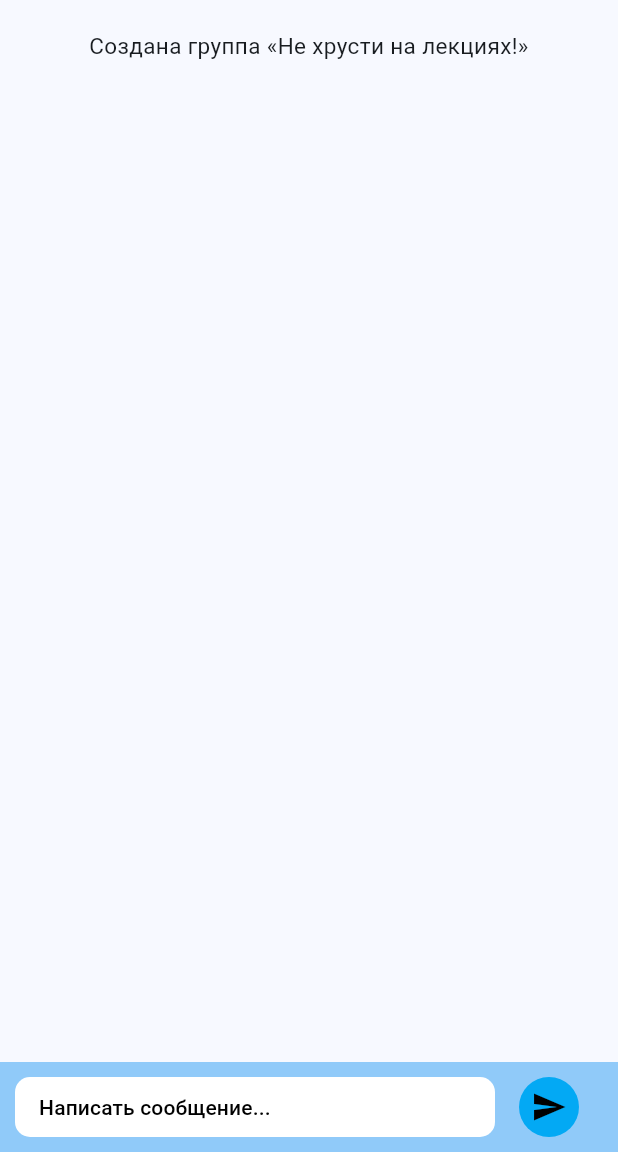
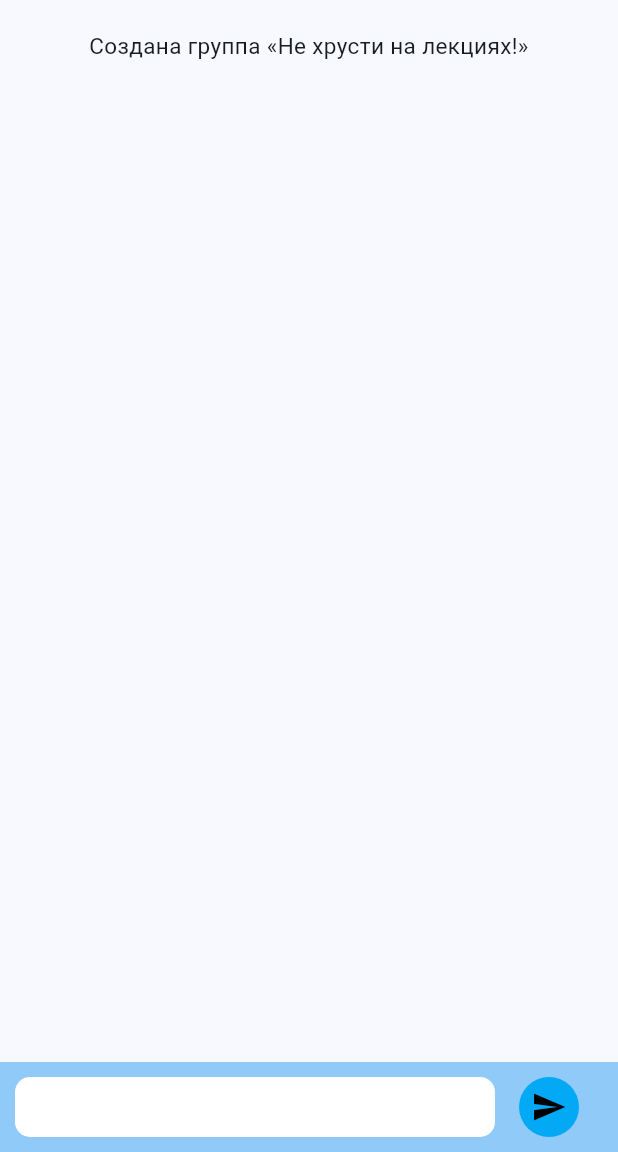
Before and after one commit to DarinaSparrow/Detectives, a Flutter app: the chatsPage screen opened directly, after a tap on "Не хрусти на лекциях!", on a phone screen of 412 x 824 dp, the part 84-1236 px from its top. Run offline on Flutter 3.47's test engine with Material 3 defaults, Android fonts, the phone set to English and light mode, and no system bars; our stand-ins replace audioplayers, flutter_local_notifications, permission_handler, vibration.

Commit message:
Change output of chats

```diff
--- a/lib/chat/chatManager.dart
+++ b/lib/chat/chatManager.dart
@@ -241,7 +241,11 @@ class conversationManager
   static void updateChats(int id, String lastMessage, String time) {
     int index = conversations.indexWhere((conversation) => conversation.id == id);
 
-    conversations[index].lastMessage = lastMessage;
+    if (lastMessage.length > 32) {
+      conversations[index].lastMessage = "${lastMessage.substring(0, 32)}...";
+    } else {
+      conversations[index].lastMessage = lastMessage;
+    }
     conversations[index].time = time;
     if (id != gameProcess.currentChat) conversations[index].isMessageRead = false;
 
--- a/lib/chat/chatsPage.dart
+++ b/lib/chat/chatsPage.dart
@@ -98,8 +98,7 @@ class _chatsPageState extends State<chatsPage> {
                           ),
                         ),
                         const SizedBox(width: 10),
-                        Expanded(
-                          child: Column(
+                        Column(
                           crossAxisAlignment: CrossAxisAlignment.end,
                           children: <Widget>[
                             if (!conversationManager.conversations[index]
@@ -114,7 +113,6 @@ class _chatsPageState extends State<chatsPage> {
                               style: const TextStyle(fontSize: 10),
                             ),
                           ],
-                          ),
                         ),
                       ],
                     ),
@@ -268,9 +266,8 @@ class _detailedChatPageState extends State<detailedChatPage> {
                       CrossAxisAlignment crossAxisAlignment = CrossAxisAlignment.start;
                       return Container(
                         padding: const EdgeInsets.only(left: 10, right: 10, top: 10, bottom: 10),
-                        child: Row(
-                          mainAxisAlignment: alignment,
-                          crossAxisAlignment: crossAxisAlignment,
+                        child: Wrap(
+                          alignment: WrapAlignment.start,
                           children: [
                             if ((conversationManager.getTypeById(widget.chatsId) == 1) && (_localMessages[index].status == 1))
                               GestureDetector(
@@ -287,7 +284,8 @@ class _detailedChatPageState extends State<detailedChatPage> {
                               ),
                             if ((conversationManager.getTypeById(widget.chatsId) == 1) && (_localMessages[index].status == 1))
                               const SizedBox(width: 10),
-                            Column(
+                            Expanded(
+                              child: Column(
                                 crossAxisAlignment: _localMessages[index].status == 1 ? CrossAxisAlignment.start : CrossAxisAlignment.end,
                                 children: [
                                   if (_localMessages[index].content == 1)
@@ -312,12 +310,17 @@ class _detailedChatPageState extends State<detailedChatPage> {
                                             ),
                                           if ((conversationManager.getTypeById(widget.chatsId) == 1) && (_localMessages[index].status == 1))
                                             const SizedBox(height: 5),
-                                        Text(_localMessages[index].message[_localMessages[index].indexOfAnswer], style: const TextStyle(fontSize: 15)),
+                                          Text(
+                                            _localMessages[index].message[_localMessages[index].indexOfAnswer],
+                                            style: const TextStyle(fontSize: 15),
+                                            textAlign: TextAlign.left,
+                                          ),
                                         ],
                                       ),
                                     ),
                                   if (_localMessages[index].content == 2)
-                                  Image.asset(_localMessages[index].message[_localMessages[index].indexOfAnswer],
+                                    Image.asset(
+                                      _localMessages[index].message[_localMessages[index].indexOfAnswer],
                                       width: MediaQuery.of(context).size.width * 1 / 3,
                                       height: MediaQuery.of(context).size.width * 1 / 3,
                                     ),
@@ -327,9 +330,10 @@ class _detailedChatPageState extends State<detailedChatPage> {
                                       const SizedBox(width: 5),
                                       Text(_localMessages[index].time, style: const TextStyle(fontSize: 12, color: Colors.black)),
                                       const SizedBox(width: 5),
-                                    ]
+                                    ],
                                   ),
                                 ],
+                              ),
                             ),
                           ],
                         ),
@@ -471,8 +475,9 @@ class _detailedChatPageState extends State<detailedChatPage> {
                         child: Container(
                           alignment: Alignment.centerLeft,
                           padding: const EdgeInsets.symmetric(horizontal: 16),
-                          child: const Text( "Написать сообщение...",
-                            style: TextStyle(color: Colors.black),
+                          child:
+                          Text((gameProcess.chatWithOpenAnswers == widget.chatsId) ? "Написать сообщение..." : " ",
+                            style: const TextStyle(color: Colors.black),
                             textAlign: TextAlign.left,
                           ),
                         ),
```
Lines whose indentation alone changed are shown as unchanged.
